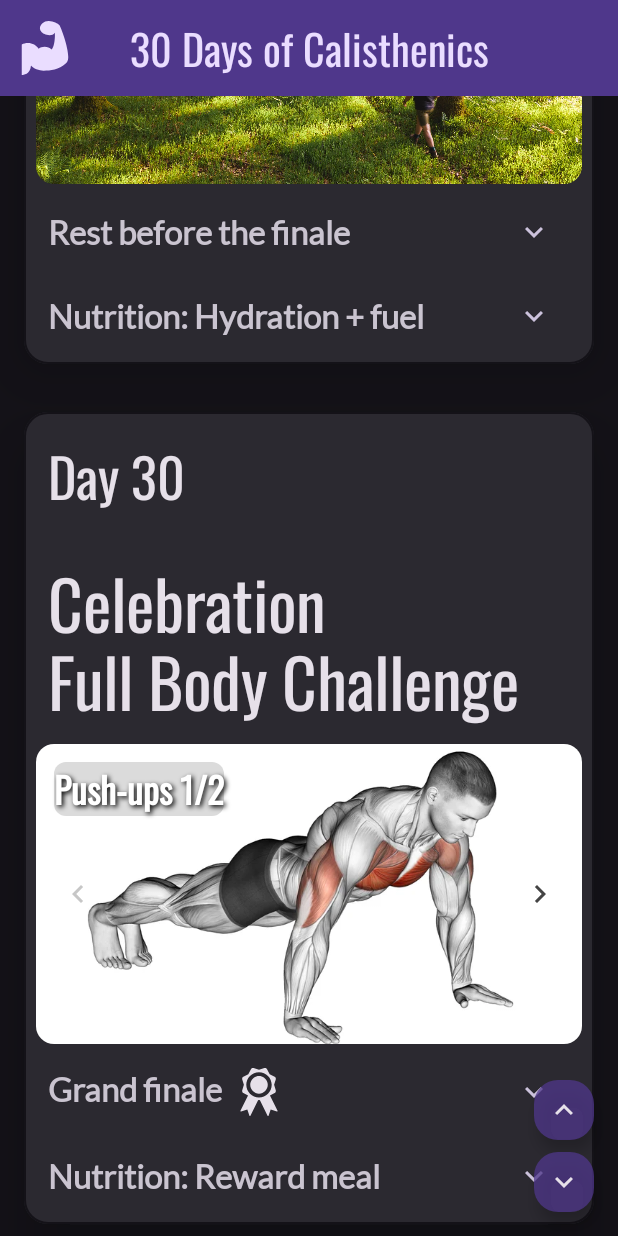
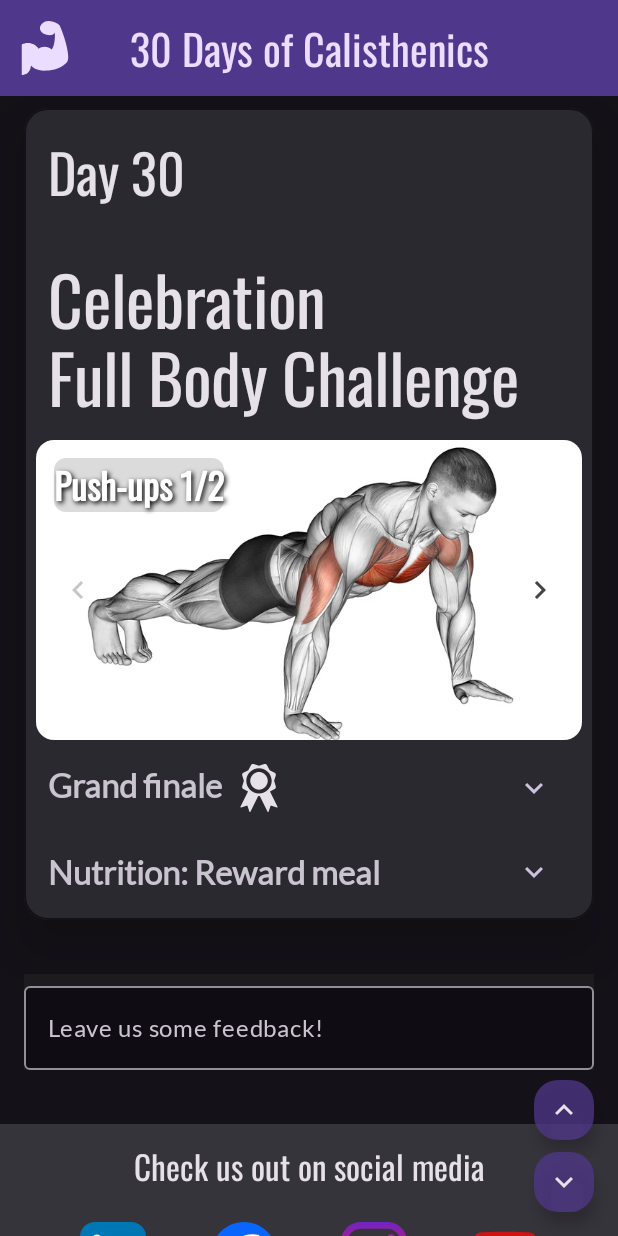
Before and after one commit to andreirusanescu/Thirty-Days-Of-Calisthenics, an Android app built with Jetpack Compose: the screen it shows after launch (MainActivity), after a tap on "Scroll Down", on a phone screen of 412 x 824 dp. Run offline under Robolectric (Android 15) with nearby library versions, the phone set to English and light mode, and no system bars.

Commit message:
Added feedback system (state hoisting) and social media icons
Signed-off-by: Andrei Rusanescu <andreirusanescu154@gmail.com>

```diff
--- a/app/src/main/java/com/example/thirtytipscalisthenics/MainActivity.kt
+++ b/app/src/main/java/com/example/thirtytipscalisthenics/MainActivity.kt
@@ -105,6 +105,8 @@ fun ThirtyTipsApp() {
     val listState = rememberLazyListState()
     val coroutineScope = rememberCoroutineScope()
 
+    var feedbackInput by remember { mutableStateOf("") }
+
     Scaffold(
         modifier = Modifier.fillMaxSize(),
         topBar = {
@@ -151,6 +153,8 @@ fun ThirtyTipsApp() {
         TipsList(
             tips = tips,
             listState = listState,
+            feedbackInput = feedbackInput,
+            onFeedbackChange = { feedbackInput = it },
             contentPadding = innerPadding
         )
     }
@@ -188,6 +192,8 @@ fun TopAppBar(modifier: Modifier = Modifier) {
 fun TipsList(
     tips: List<Tip>,
     listState: LazyListState,
+    feedbackInput: String,
+    onFeedbackChange: (String) -> Unit,
     modifier: Modifier = Modifier,
     contentPadding: PaddingValues = PaddingValues(0.dp)
 ) {
@@ -205,6 +211,89 @@ fun TipsList(
                 modifier = Modifier
                     .padding(horizontal = 16.dp, vertical = 8.dp)
             )
+        }
+        item {
+            OutlinedTextField(
+                value = feedbackInput,
+                onValueChange = onFeedbackChange,
+                label = {
+                    Text("Leave us some feedback!")
+                },
+                keyboardOptions = KeyboardOptions.Default.copy(
+                    imeAction = ImeAction.Send
+                ),
+                keyboardActions = KeyboardActions(
+                    onSend = {
+                        onFeedbackChange("")
+                    }
+                ),
+                modifier = Modifier
+                    .fillMaxWidth()
+                    .padding(horizontal = 16.dp, vertical = 12.dp)
+                    .background(MaterialTheme.colorScheme.surfaceContainerLow),
+                singleLine = false,
+                colors = OutlinedTextFieldDefaults.colors(
+                    focusedContainerColor = MaterialTheme.colorScheme.surfaceContainerHighest,
+                    unfocusedContainerColor = MaterialTheme.colorScheme.surfaceContainerLowest,
+                    disabledContainerColor = MaterialTheme.colorScheme.surface,
+                )
+            )
+        }
+
+        item {
+            Column(
+                modifier = Modifier
+                    .fillMaxWidth()
+                    .padding(top = 8.dp)
+                    .background(MaterialTheme.colorScheme.surfaceContainerHighest),
+                horizontalAlignment = Alignment.CenterHorizontally
+            ) {
+                Text(
+                    text = "Check us out on social media",
+                    style = MaterialTheme.typography.titleLarge,
+                    modifier = Modifier.padding(bottom = 20.dp, top = 12.dp),
+                    fontFamily = OswaldFamily
+                )
+                Row(
+                    modifier = Modifier
+                        .fillMaxWidth()
+                        .padding(horizontal = 32.dp),
+                    horizontalArrangement = Arrangement.SpaceAround,
+                    verticalAlignment = Alignment.CenterVertically
+                ) {
+                    Icon(
+                        painter = painterResource(R.drawable.linkedin_square_icon),
+                        contentDescription = "Linkedin logo",
+                        tint = Color.Unspecified,
+                        modifier = Modifier.size(44.dp)
+                    )
+                    Icon(
+                        painter = painterResource(R.drawable._023_facebook_icon),
+                        contentDescription = "Facebook logo",
+                        tint = Color.Unspecified,
+                        modifier = Modifier.size(44.dp)
+                    )
+                    Icon(
+                        painter = painterResource(R.drawable.instagram_svgrepo_com),
+                        contentDescription = "Instagram logo",
+                        tint = Color.Unspecified,
+                        modifier = Modifier.size(44.dp)
+                    )
+                    Icon(
+                        painter = painterResource(R.drawable.youtube_color_svgrepo_com),
+                        contentDescription = "YouTube logo",
+                        tint = Color.Unspecified,
+                        modifier = Modifier.size(44.dp)
+                    )
+                }
+                Text(
+                    text = "Copyright © 2025 Andrei Rusanescu. All rights reserved.",
+                    style = MaterialTheme.typography.titleSmall,
+                    fontFamily = OswaldFamily,
+                    modifier = Modifier.padding(top = 20.dp, bottom = 12.dp)
+                )
+            }
+
         }
     }
 }
```
